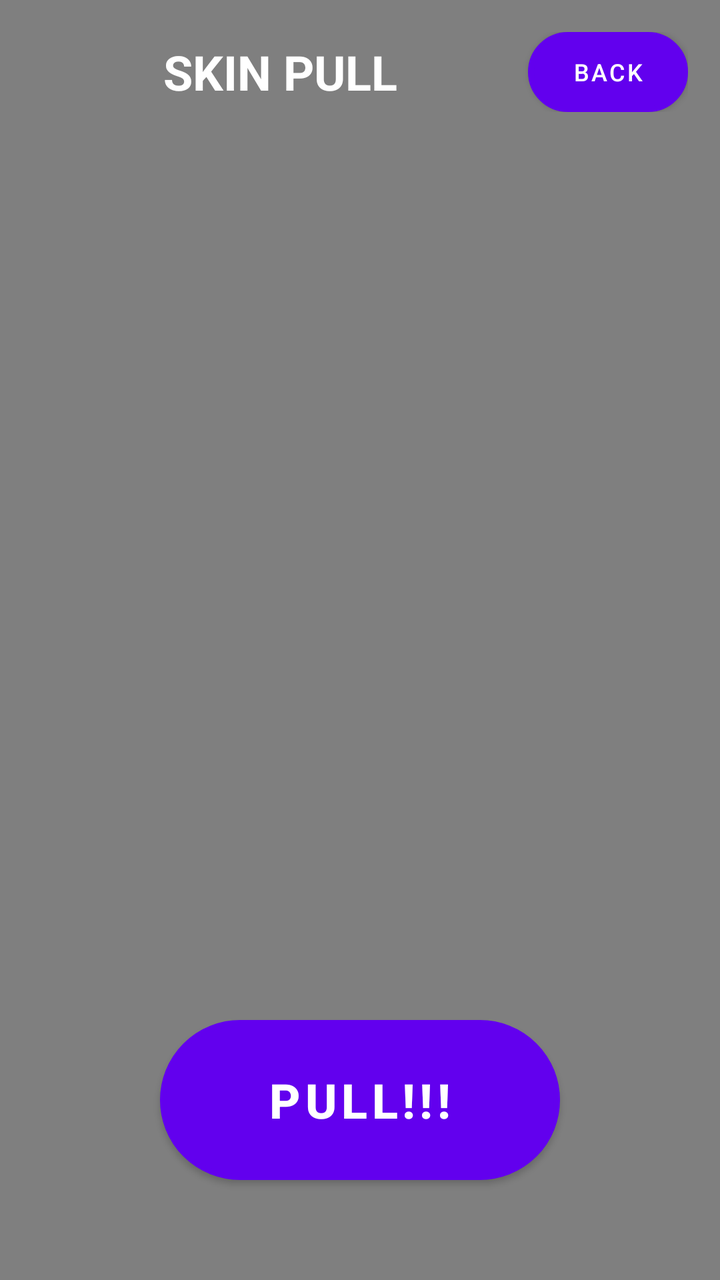
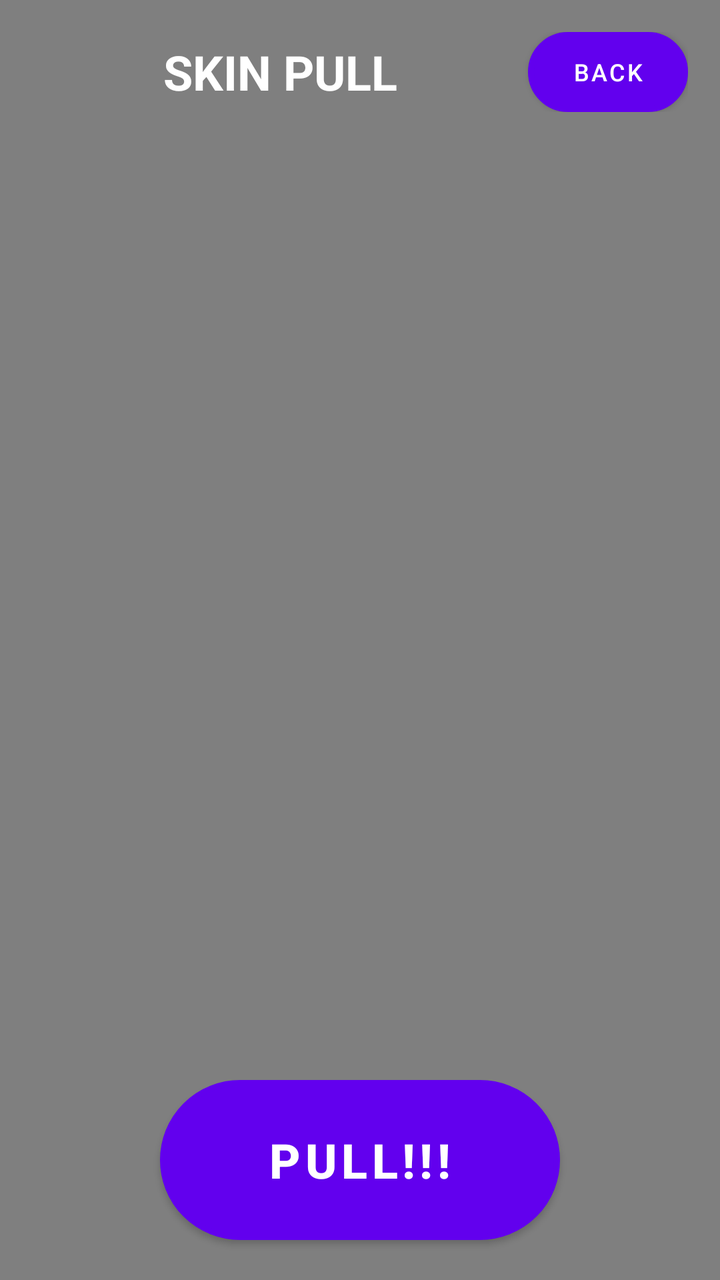

An Android layout rendered at two revisions. The XML below is the earlier revision; the diff shows what the commit changed to produce the second picture.
<!-- AndroidManifest.xml: application theme Theme.Testing5 -->
<!-- res/layout/activity_pull.xml -->
<?xml version="1.0" encoding="utf-8"?>
<LinearLayout xmlns:android="http://schemas.android.com/apk/res/android"
    android:layout_width="match_parent"
    android:layout_height="match_parent"
    android:orientation="vertical"
    android:background="#80000000"
    android:gravity="center">

    
    <LinearLayout
        android:layout_width="match_parent"
        android:layout_height="wrap_content"
        android:orientation="horizontal"
        android:gravity="center_vertical"
        android:padding="16dp">

        <TextView
            android:layout_width="0dp"
            android:layout_height="wrap_content"
            android:layout_weight="1"
            android:text="SKIN PULL"
            android:textSize="24sp"
            android:textColor="#FFFFFF"
            android:textStyle="bold"
            android:gravity="center" />

        <Button
            android:id="@+id/backButton"
            android:layout_width="80dp"
            android:layout_height="40dp"
            android:text="BACK"
            android:textSize="12sp"
            android:background="@drawable/quit_button_background"
            android:textColor="#FFFFFF" />

    </LinearLayout>

    
    <View
        android:layout_width="match_parent"
        android:layout_height="0dp"
        android:layout_weight="1" />

    
    <Button
        android:id="@+id/pullButton"
        android:layout_width="200dp"
        android:layout_height="80dp"
        android:text="PULL!!!"
        android:textSize="24sp"
        android:textStyle="bold"
        android:background="@drawable/pull_main_button_background"
        android:textColor="#FFFFFF"
        android:layout_marginBottom="50dp" />

</LinearLayout>
<!-- resources referenced by this layout -->
<resources>
  <!-- drawable pull_main_button_background (drawable) -->
  <?xml version="1.0" encoding="utf-8"?>
  <shape xmlns:android="http://schemas.android.com/apk/res/android"
      android:shape="rectangle">
      <solid android:color="#FF5722" />
      <corners android:radius="40dp" />
      <stroke android:width="3dp" android:color="#FFFFFF" />
  </shape>
  <!-- drawable quit_button_background (drawable) -->
  <?xml version="1.0" encoding="utf-8"?>
  <shape xmlns:android="http://schemas.android.com/apk/res/android"
      android:shape="rectangle">
      <solid android:color="#AA0000" />
      <corners android:radius="30dp" />
      <stroke android:width="3dp" android:color="#FFFFFF" />
  </shape>
  <style name="Theme.Testing5" parent="Theme.MaterialComponents.DayNight.NoActionBar">
          
          <item name="colorPrimary">@color/purple_500</item>
          <item name="colorPrimaryVariant">@color/purple_700</item>
          <item name="colorOnPrimary">@color/white</item>
          
          <item name="colorSecondary">@color/teal_200</item>
          <item name="colorSecondaryVariant">@color/teal_700</item>
          <item name="colorOnSecondary">@color/black</item>
          
          <item name="android:statusBarColor">?attr/colorPrimaryVariant</item>
          
      </style>
  <color name="purple_500">#FF6200EE</color>
  <color name="purple_700">#FF3700B3</color>
  <color name="white">#FFFFFFFF</color>
  <color name="teal_200">#FF03DAC5</color>
  <color name="teal_700">#FF018786</color>
  <color name="black">#FF000000</color>
</resources>

<!-- the commit's change to res/layout/activity_pull.xml (unified diff, before → after) -->
@@ -36,21 +36,55 @@
     </LinearLayout>
 
     
-    <View
-        android:layout_width="match_parent"
-        android:layout_height="0dp"
-        android:layout_weight="1" />
 
     
+    <LinearLayout
+        android:layout_width="match_parent"
+        android:layout_height="160dp"
+        android:layout_weight="20"
+        android:gravity="center"
+        android:orientation="vertical">
+
+        <LinearLayout
+            android:id="@+id/pulledSkinContainer"
+            android:layout_width="wrap_content"
+            android:layout_height="wrap_content"
+            android:gravity="center"
+            android:orientation="vertical"
+            android:visibility="gone">
+
+            <ImageView
+                android:id="@+id/rolledSkinImageView"
+                android:layout_width="200dp"
+                android:layout_height="200dp"
+                android:adjustViewBounds="true"
+                android:contentDescription="Preview of the pulled skin"
+                android:scaleType="fitCenter" />
+
+            <TextView
+                android:id="@+id/rolledSkinNameTextView"
+                android:layout_width="wrap_content"
+                android:layout_height="wrap_content"
+                android:layout_marginTop="16dp"
+                android:gravity="center"
+                android:text=""
+                android:textColor="#FFFFFF"
+                android:textSize="20sp"
+                android:textStyle="bold" />
+
+        </LinearLayout>
+
+    </LinearLayout>
+
     <Button
         android:id="@+id/pullButton"
         android:layout_width="200dp"
         android:layout_height="80dp"
+        android:layout_marginBottom="20dp"
+        android:background="@drawable/pull_main_button_background"
         android:text="PULL!!!"
+        android:textColor="#FFFFFF"
         android:textSize="24sp"
-        android:textStyle="bold"
-        android:background="@drawable/pull_main_button_background"
-        android:textColor="#FFFFFF"
-        android:layout_marginBottom="50dp" />
+        android:textStyle="bold" />
 
 </LinearLayout>
